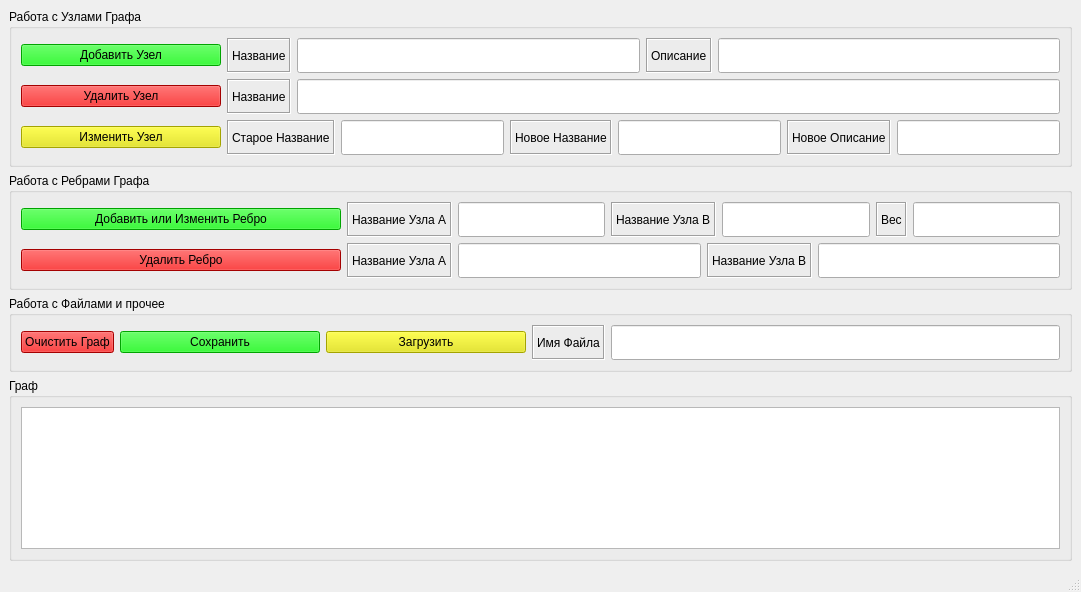
Qt form mainwindow.ui (TheTiNi17/Graph1722) before a commit.
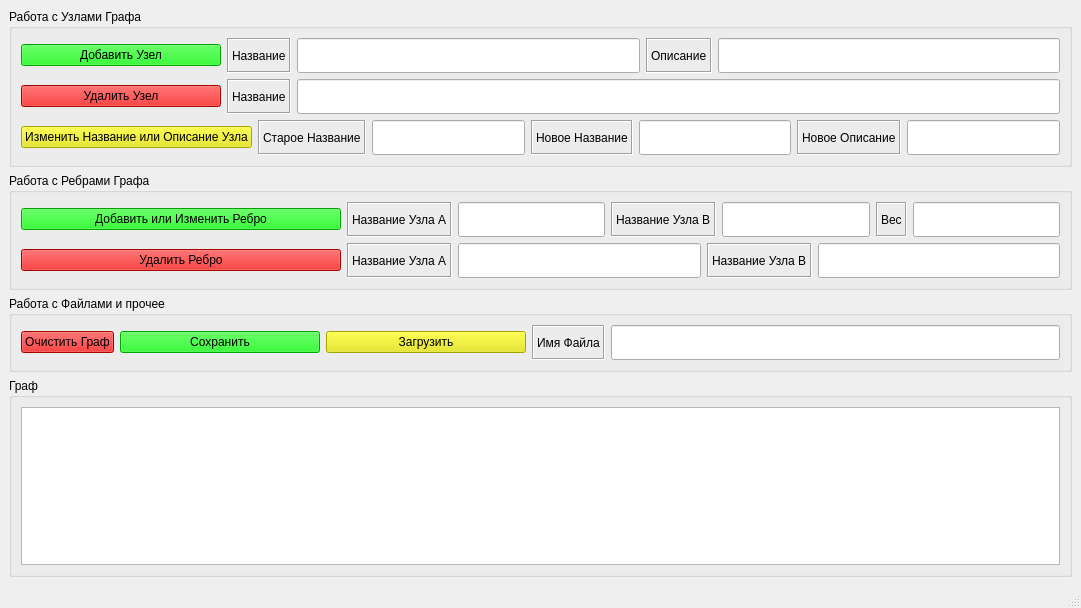
The same form after that commit.

Diff of the .ui file:
```diff
--- a/mainwindow.ui
+++ b/mainwindow.ui
@@ -7,21 +7,19 @@
     <x>0</x>
     <y>0</y>
     <width>1081</width>
-    <height>592</height>
+    <height>608</height>
    </rect>
   </property>
   <property name="windowTitle">
    <string>Визуализация Графа</string>
   </property>
   <widget class="QWidget" name="centralwidget">
-   <layout class="QVBoxLayout" name="verticalLayout_5">
+   <layout class="QVBoxLayout" name="verticalLayout_2">
     <item>
      <widget class="QGroupBox" name="groupBox">
       <property name="title">
        <string>Работа с Узлами Графа</string>
       </property>
-      <layout class="QVBoxLayout" name="verticalLayout_2">
-       <item>
         <layout class="QVBoxLayout" name="verticalLayout">
          <item>
           <layout class="QHBoxLayout" name="horizontalLayout">
@@ -215,7 +213,7 @@
 }</string>
              </property>
              <property name="text">
-              <string>Изменить Узел</string>
+            <string>Изменить Название или Описание Узла</string>
              </property>
             </widget>
            </item>
@@ -293,8 +291,6 @@
               </sizepolicy>
              </property>
             </widget>
-           </item>
-          </layout>
          </item>
         </layout>
        </item>
```
Lines whose indentation alone changed are shown as unchanged.
